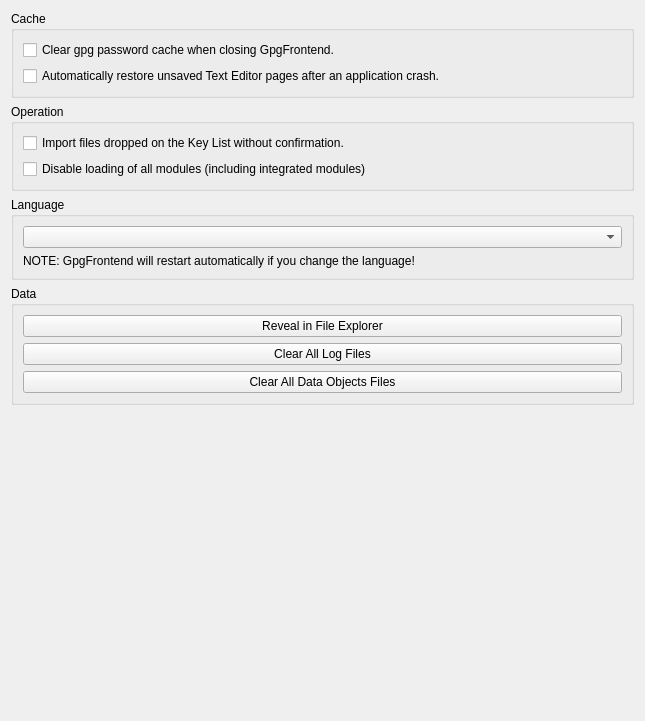
Above: ui/GeneralSettings.ui from saturneric/GpgFrontend before the change. Below: the same form after it.
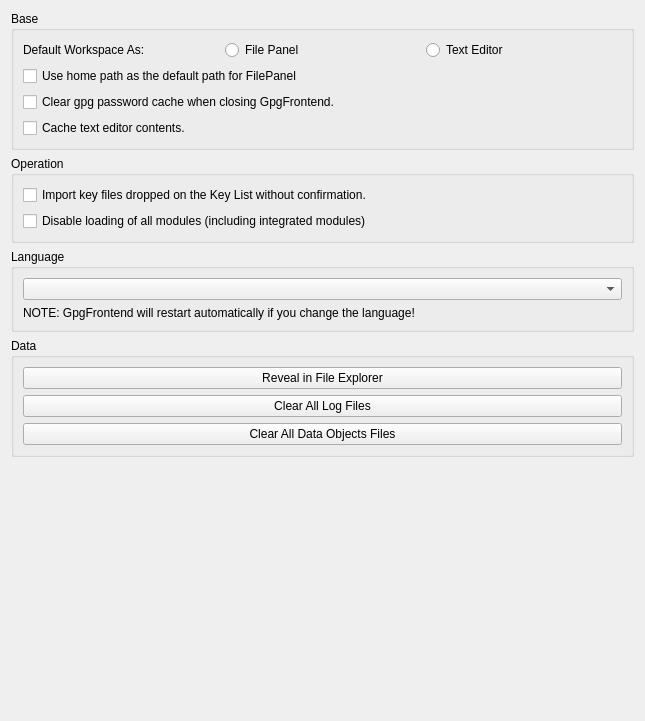
That is the form after the change.

Commit message:
feat(settings): add default workspace configuration options
- add radio buttons for selecting default workspace (file panel or text editor)
- add checkbox for setting home path as default file panel path
- rename "Cache" section to "Base" and update related text
- simplify text editor cache option description
- clarify import confirmation checkbox text

The edit to the form file:
```diff
--- a/ui/GeneralSettings.ui
+++ b/ui/GeneralSettings.ui
@@ -19,11 +19,43 @@
      <item>
       <widget class="QGroupBox" name="cacheBox">
        <property name="title">
-        <string>Cache</string>
+        <string>Base</string>
        </property>
        <layout class="QGridLayout" name="gridLayout_3">
         <item row="0" column="0">
          <layout class="QVBoxLayout" name="verticalLayout_3">
+          <item>
+           <layout class="QHBoxLayout" name="horizontalLayout">
+            <item>
+             <widget class="QLabel" name="defaultWorkspaceAsLabel">
+              <property name="text">
+               <string>Default Workspace As:</string>
+              </property>
+             </widget>
+            </item>
+            <item>
+             <widget class="QRadioButton" name="filePanelRadioButton">
+              <property name="text">
+               <string>File Panel</string>
+              </property>
+             </widget>
+            </item>
+            <item>
+             <widget class="QRadioButton" name="textEditorRadioButton">
+              <property name="text">
+               <string>Text Editor</string>
+              </property>
+             </widget>
+            </item>
+           </layout>
+          </item>
+          <item>
+           <widget class="QCheckBox" name="homePathAsDefaultPathcheckBox">
+            <property name="text">
+             <string>Use home path as the default path for FilePanel</string>
+            </property>
+           </widget>
+          </item>
           <item>
            <widget class="QCheckBox" name="clearGpgPasswordCacheCheckBox">
             <property name="text">
@@ -34,7 +66,7 @@
           <item>
            <widget class="QCheckBox" name="restoreTextEditorPageCheckBox">
             <property name="text">
-             <string>Automatically restore unsaved Text Editor pages after an application crash.</string>
+             <string>Cache text editor contents.</string>
             </property>
            </widget>
           </item>
@@ -54,7 +86,7 @@
           <item>
            <widget class="QCheckBox" name="importConfirmationCheckBox">
             <property name="text">
-             <string>Import files dropped on the Key List without confirmation.</string>
+             <string>Import key files dropped on the Key List without confirmation.</string>
             </property>
            </widget>
           </item>
```
The commit also changes 1 other file.
